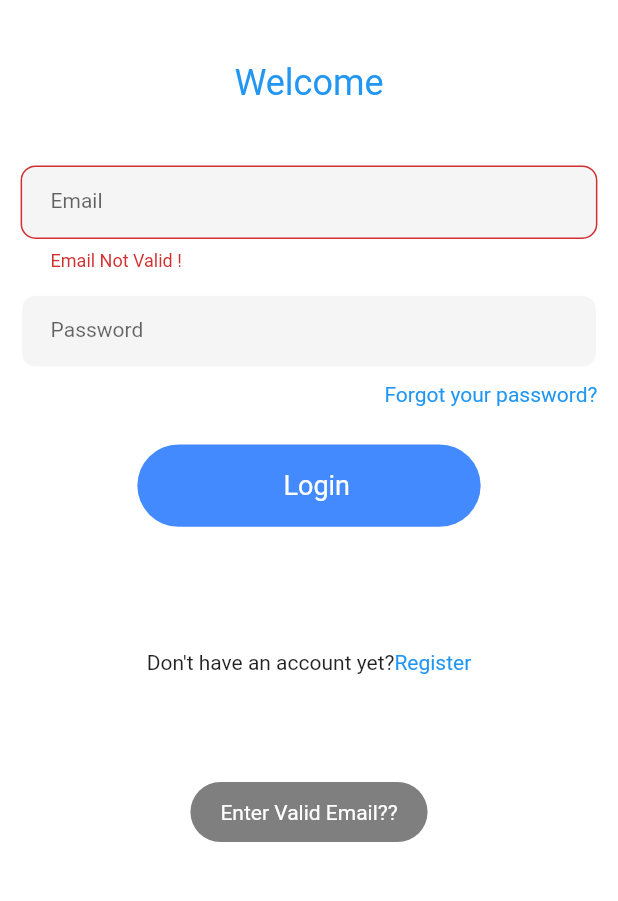
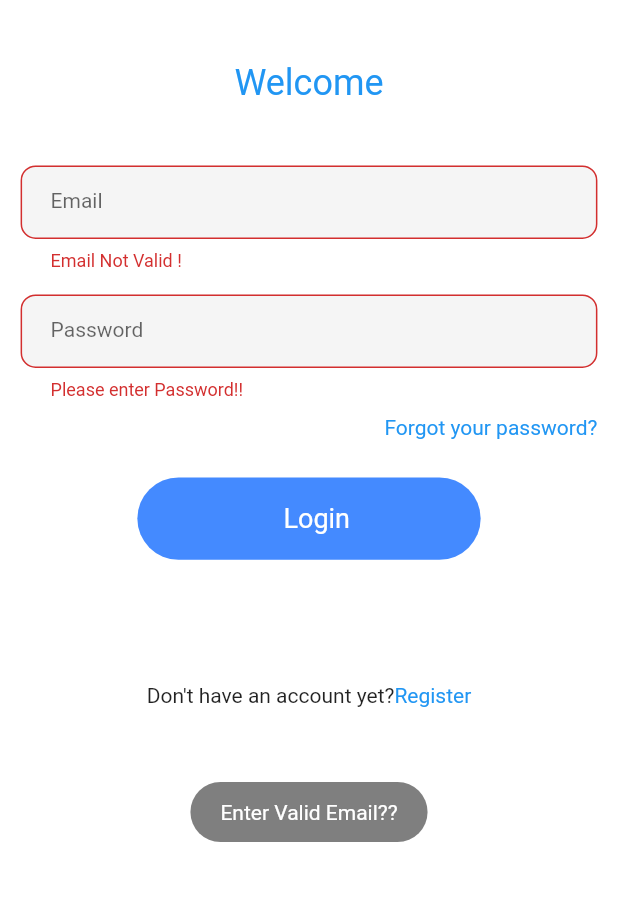
Before and after one commit to rsapariya/sbc_flutter, a Flutter app: the login screen opened directly, after a tap on "Login", on a phone screen of 412 x 824 dp, the part 298-1199 px from its top. Run offline on Flutter 3.47's test engine with Material 2 defaults, Android fonts, the light colour scheme and no system bars; our stand-ins replace flutter_dotenv, fluttertoast, get, get_storage, google_fonts, image_picker and 1 more; missing offline and left inert: amazon_cognito_identity_dart_2, launch_review, qr_code_scanner; accounts and stored records are empty; network calls fail; Roboto replaces fonts that are missing (popins).

Commit message:
validation

```diff
--- a/lib/Coognito/regiater.dart
+++ b/lib/Coognito/regiater.dart
@@ -70,9 +70,12 @@ class NewUSer {
       print(email.toString());
       print(pass.toString());
       data = await userPool.signUp(email.toString(), pass.toString());
+      ApiWrapper.showToastMessage('Register Success.');
+      Get.offAll(() => login());
 
       // Get.to(() => newotp());
     } catch (e) {
+      ApiWrapper.showToastMessage('Email is Already Registered');
       print('---------   else  ----------');
       print(email.toString());
       print(pass.toString());
--- a/lib/deshboard/home.dart
+++ b/lib/deshboard/home.dart
@@ -83,7 +83,7 @@ class _homeState extends State<home> with SingleTickerProviderStateMixin {
                     Get.offAll(() => login());
                   });
                 } else if (menu == "Rate Us") {
-                  LaunchReview.launch(androidAppId: "com.sgcci.sbc");
+                  LaunchReview.launch(androidAppId: "com.sbc.sgcci");
                 }
               },
             )
--- a/lib/login/forgotpass.dart
+++ b/lib/login/forgotpass.dart
@@ -2,6 +2,7 @@
 
 import 'package:flutter/material.dart';
 import 'package:get/get.dart';
+import 'package:sbc/units/api.dart';
 
 import '../Coognito/regiater.dart';
 import 'otp.dart';
@@ -104,8 +105,14 @@ class _forgetState extends State<forget> {
                           ),
                           InkWell(
                               onTap: () {
-                                Email = email.toString();
-                                Forgot(email.text);
+                                if(_formKey.currentState!.validate()){
+                                  Email = email.toString();
+                                  Forgot(email.text);
+                                }
+                                else{
+                                  return ApiWrapper.showToastMessage('Enter Valid Email');
+                                }
+
                                 // Get.to(() => const verification());
                               },
                               child: Container(
--- a/lib/login/login.dart
+++ b/lib/login/login.dart
@@ -26,13 +26,15 @@ class _loginState extends State<login> {
   TextEditingController passwordcontroller = new TextEditingController();
   void initState() {
     print("--------------------------------");
-    save('LoginLoding',false);
+    save('LoginLoding', false);
     super.initState();
   }
 
   @override
   Widget build(BuildContext context) {
     final _formKey = GlobalKey<FormState>();
+
+
     return Scaffold(
         appBar: AppBar(
           elevation: 0,
@@ -51,7 +53,7 @@ class _loginState extends State<login> {
                     physics: BouncingScrollPhysics(),
                     child: Form(
                         key: _formKey,
-                        autovalidateMode: AutovalidateMode.always,
+                        // autovalidateMode: AutovalidateMode.always,
                         // key: formkey,
                         child: Column(
                             mainAxisAlignment: MainAxisAlignment.center,
@@ -96,6 +98,12 @@ class _loginState extends State<login> {
                                 height: 15,
                               ),
                               TextFormField(
+                                  validator: (value) {
+                                    if (value == null || value.isEmpty) {
+                                      return 'Please enter Password!!';
+                                    }
+                                    return null;
+                                  },
                                   controller: passwordcontroller,
                                   style: const TextStyle(
                                     fontFamily: "popins",
```
Also changed, not shown: lib/login/register.dart (+33 -2 lines).
